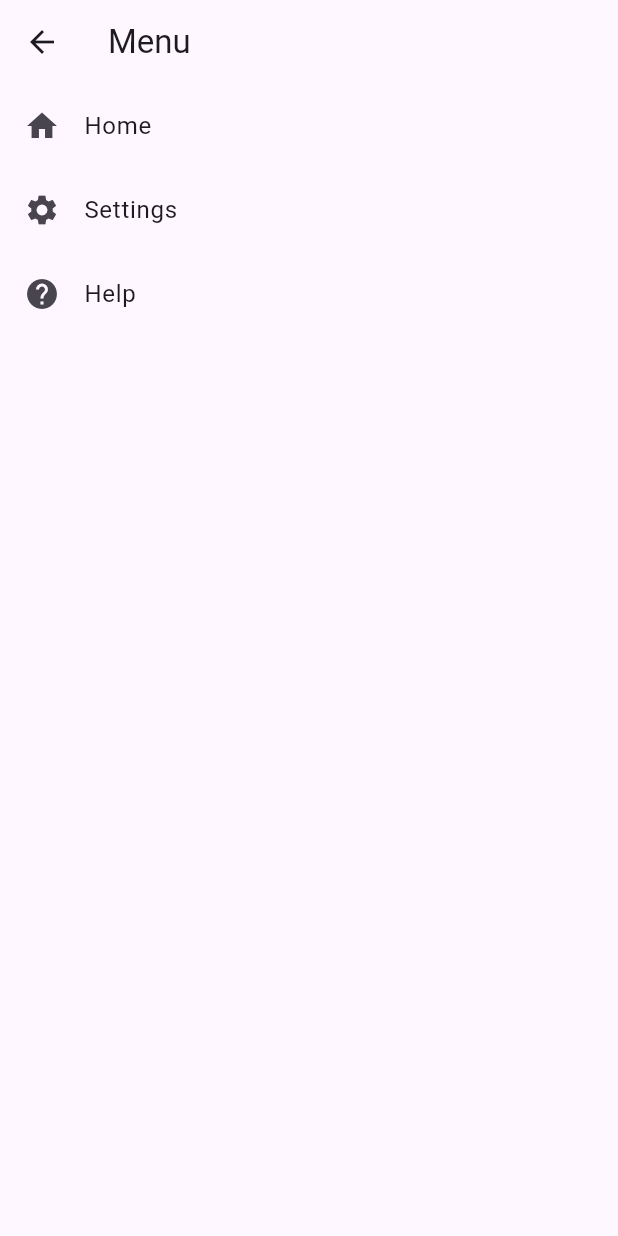
After one commit to BlackBean99/whatever-app, a Flutter app: the screen it shows after launch, after a tap on the "menu" icon, on a phone screen of 412 x 824 dp. The commit adds this screen. Run offline on Flutter 3.47's test engine with Material 3 defaults, Android fonts, the phone set to English and light mode, and no system bars; our stand-ins replace google_fonts, smooth_page_indicator; missing offline and left inert: kakao_flutter_sdk.

Commit message:
[feat]: buttom bar

```diff
--- a/app/whatever/lib/screens/sample_widget_view_page.dart
+++ b/app/whatever/lib/screens/sample_widget_view_page.dart
@@ -1,7 +1,10 @@
 import 'package:flutter/material.dart';
+import 'package:whatever/screens/notification_page.dart';
 import 'package:whatever/utils/bottom_sheet_options.dart';
 import 'package:whatever/widgets/custom_bottom_sheet.dart';
 import 'package:whatever/widgets/custom_toggle_switch.dart';
+import 'package:whatever/widgets/custom_bottom_bar.dart';
+import 'package:whatever/widgets/menu_page.dart';
 
 class SampleWidgetViewPage extends StatefulWidget {
   const SampleWidgetViewPage({super.key});
@@ -12,6 +15,7 @@ class SampleWidgetViewPage extends StatefulWidget {
 
 class _SampleWidgetViewPageState extends State<SampleWidgetViewPage> {
   bool _toggleValue = false;
+  int _currentIndex = 0;
 
   @override
   Widget build(BuildContext context) {
@@ -23,23 +27,7 @@ class _SampleWidgetViewPageState extends State<SampleWidgetViewPage> {
             IconButton(
               icon: const Icon(Icons.menu),
               onPressed: () {
-                showGeneralDialog(
-                  context: context,
-                  barrierDismissible: true,
-                  barrierLabel: '',
-                  transitionDuration: const Duration(milliseconds: 300),
-                  pageBuilder: (context, animation, secondaryAnimation) {
-                    return SlideTransition(
-                      position: Tween<Offset>(
-                        begin: const Offset(-1.0, 0.0),
-                        end: Offset.zero,
-                      ).animate(animation),
-                      child: const Material(
-                        child: menu_page(),
-                      ),
-                    );
-                  },
-                );
+                showMenuPage(context);
               },
             ),
             const SizedBox(width: 5),
@@ -47,21 +35,7 @@ class _SampleWidgetViewPageState extends State<SampleWidgetViewPage> {
             const Spacer(),
             IconButton(
               onPressed: () {
-                showGeneralDialog(
-                  context: context,
-                  barrierDismissible: true,
-                  barrierLabel: '',
-                  transitionDuration: const Duration(milliseconds: 300),
-                  pageBuilder: (context, animation, secondaryAnimation) {
-                    return SlideTransition(
-                      position: Tween<Offset>(
-                        begin: const Offset(1.0, 0.0),
-                        end: Offset.zero,
-                      ).animate(animation),
-                      child: const notification_screen(),
-                    );
-                  },
-                );
+                showNotificationPage(context);
               },
               icon: const Icon(Icons.notifications),
             ),
@@ -83,7 +57,22 @@ class _SampleWidgetViewPageState extends State<SampleWidgetViewPage> {
             ),
           ),
           const SizedBox(height: 24),
-          _buildSection(
+          buildBottomSheets(context),
+        ],
+      ),
+      bottomNavigationBar: CustomBottomBar(
+        currentIndex: _currentIndex,
+        onTap: (index) {
+          setState(() {
+            _currentIndex = index;
+          });
+        },
+      ),
+    );
+  }
+
+  Widget buildBottomSheets(BuildContext context) {
+    return _buildSection(
       'Bottom Sheets',
       Column(
         children: BottomSheetType.values.map((type) {
@@ -101,9 +90,44 @@ class _SampleWidgetViewPageState extends State<SampleWidgetViewPage> {
           );
         }).toList(),
       ),
+    );
+  }
+
+  Future<Object?> showMenuPage(BuildContext context) {
+    return showGeneralDialog(
+      context: context,
+      barrierDismissible: true,
+      barrierLabel: '',
+      transitionDuration: const Duration(milliseconds: 300),
+      pageBuilder: (context, animation, secondaryAnimation) {
+        return SlideTransition(
+          position: Tween<Offset>(
+            begin: const Offset(-1.0, 0.0),
+            end: Offset.zero,
+          ).animate(animation),
+          child: const Material(
+            child: MenuPage(),
           ),
-        ],
-      ),
+        );
+      },
+    );
+  }
+
+  Future<Object?> showNotificationPage(BuildContext context) {
+    return showGeneralDialog(
+      context: context,
+      barrierDismissible: true,
+      barrierLabel: '',
+      transitionDuration: const Duration(milliseconds: 300),
+      pageBuilder: (context, animation, secondaryAnimation) {
+        return SlideTransition(
+          position: Tween<Offset>(
+            begin: const Offset(1.0, 0.0),
+            end: Offset.zero,
+          ).animate(animation),
+          child: const NotificationPage(),
+        );
+      },
     );
   }
 
@@ -124,87 +148,3 @@ class _SampleWidgetViewPageState extends State<SampleWidgetViewPage> {
     );
   }
 }
-
-class notification_screen extends StatelessWidget {
-  const notification_screen({
-    super.key,
-  });
-
-  @override
-  Widget build(BuildContext context) {
-    return Material(
-      child: Container(
-        width: MediaQuery.of(context).size.width * 0.85,
-        color: Theme.of(context).scaffoldBackgroundColor,
-        child: SafeArea(
-          child: Column(
-            children: [
-              AppBar(
-                title: const Text('Notifications'),
-                leading: IconButton(
-                  icon: const Icon(Icons.arrow_back),
-                  onPressed: () => Navigator.pop(context),
-                ),
-              ),
-              Expanded(
-                child: ListView.builder(
-                  itemCount: 10,
-                  itemBuilder: (context, index) {
-                    return ListTile(
-                      title: Text('Notification ${index + 1}'),
-                    );
-                  },
-                ),
-              ),
-            ],
-          ),
-        ),
-      ),
-    );
-  }
-}
-
-class menu_page extends StatelessWidget {
-  const menu_page({
-    super.key,
-  });
-
-  @override
-  Widget build(BuildContext context) {
-    return Container(
-      width: MediaQuery.of(context).size.width * 0.85,
-      color: Theme.of(context).scaffoldBackgroundColor,
-      child: SafeArea(
-        child: Column(
-          children: [
-            AppBar(
-              title: const Text('Menu'),
-              leading: IconButton(
-                icon: const Icon(Icons.arrow_back),
-                onPressed: () => Navigator.pop(context),
-              ),
-            ),
-            Expanded(
-              child: ListView(
-                children: const [
-                  ListTile(
-                    leading: Icon(Icons.home),
-                    title: Text('Home'),
-                  ),
-                  ListTile(
-                    leading: Icon(Icons.settings),
-                    title: Text('Settings'),
-                  ),
-                  ListTile(
-                    leading: Icon(Icons.help),
-                    title: Text('Help'),
-                  ),
-                ],
-              ),
-            ),
-          ],
-        ),
-      ),
-    );
-  }
-}
--- /dev/null
+++ b/app/whatever/lib/widgets/custom_bottom_bar.dart
@@ -0,0 +1,82 @@
+import 'package:flutter/material.dart';
+
+class CustomBottomBar extends StatelessWidget {
+  final int currentIndex;
+  final ValueChanged<int> onTap;
+
+  const CustomBottomBar({
+    super.key,
+    required this.currentIndex,
+    required this.onTap,
+  });
+
+  @override
+  Widget build(BuildContext context) {
+    return BottomAppBar(
+      height: 60,
+      padding: EdgeInsets.zero,
+      color: Colors.white,
+      child: Padding(
+        padding: const EdgeInsets.symmetric(horizontal: 8),
+        child: Row(
+          mainAxisAlignment: MainAxisAlignment.spaceAround,
+          children: [
+            _buildBottomBarItem(
+              icon: Icons.home_outlined,
+              selectedIcon: Icons.home,
+              label: 'Home',
+              index: 0,
+            ),
+            _buildBottomBarItem(
+              icon: Icons.favorite_outline,
+              selectedIcon: Icons.ondemand_video,
+              label: 'Favorites',
+              index: 1,
+            ),
+            _buildBottomBarItem(
+              icon: Icons.person_outline,
+              selectedIcon: Icons.person,
+              label: 'Profile',
+              index: 2,
+            ),
+          ],
+        ),
+      ),
+    );
+  }
+
+  Widget _buildBottomBarItem({
+    required IconData icon,
+    required IconData selectedIcon,
+    required String label,
+    required int index,
+  }) {
+    final isSelected = currentIndex == index;
+
+    return SizedBox(
+      height: 60,
+      child: InkWell(
+        onTap: () => onTap(index),
+        child: Column(
+          mainAxisAlignment: MainAxisAlignment.center,
+          mainAxisSize: MainAxisSize.min,
+          children: [
+            Icon(
+              isSelected ? selectedIcon : icon,
+              color: isSelected ? const Color(0xFF008CF7) : Colors.grey,
+              size: 24,
+            ),
+            const SizedBox(height: 2),
+            Text(
+              label,
+              style: TextStyle(
+                fontSize: 11,
+                color: isSelected ? const Color(0xFF008CF7) : Colors.grey,
+              ),
+            ),
+          ],
+        ),
+      ),
+    );
+  }
+}
--- /dev/null
+++ b/app/whatever/lib/widgets/menu_page.dart
@@ -0,0 +1,46 @@
+import 'package:flutter/material.dart';
+
+class MenuPage extends StatelessWidget {
+  const MenuPage({
+    super.key,
+  });
+
+  @override
+  Widget build(BuildContext context) {
+    return Container(
+      width: MediaQuery.of(context).size.width * 0.85,
+      color: Theme.of(context).scaffoldBackgroundColor,
+      child: SafeArea(
+        child: Column(
+          children: [
+            AppBar(
+              title: const Text('Menu'),
+              leading: IconButton(
+                icon: const Icon(Icons.arrow_back),
+                onPressed: () => Navigator.pop(context),
+              ),
+            ),
+            Expanded(
+              child: ListView(
+                children: const [
+                  ListTile(
+                    leading: Icon(Icons.home),
+                    title: Text('Home'),
+                  ),
+                  ListTile(
+                    leading: Icon(Icons.settings),
+                    title: Text('Settings'),
+                  ),
+                  ListTile(
+                    leading: Icon(Icons.help),
+                    title: Text('Help'),
+                  ),
+                ],
+              ),
+            ),
+          ],
+        ),
+      ),
+    );
+  }
+}
```
Also changed, not shown: app/whatever/lib/screens/notification_page.dart (added, +40 -0 lines). Lines whose indentation alone changed are shown as unchanged.
